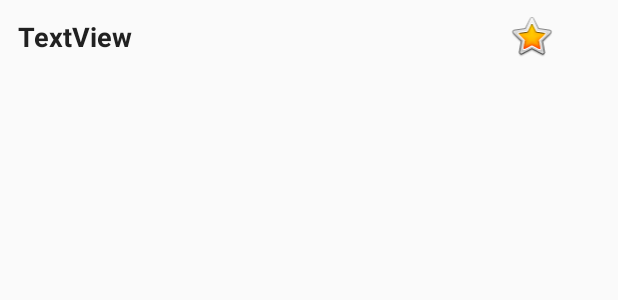
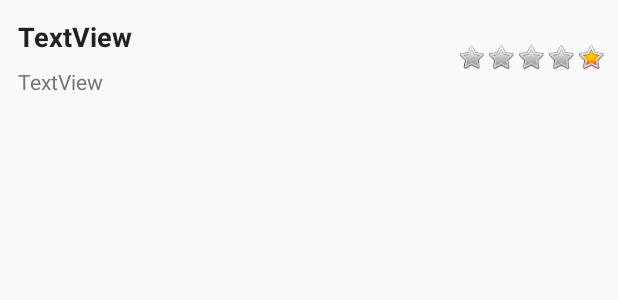
Before and after one commit to allambin/myratedlibrary, an Android app: the layout author_item.xml on its own in the app's theme, with its tools: preview values and no code run, on a phone screen of 412 x 824 dp. Shown: the top 300 px of the screen. Run offline under Robolectric (Android 15) with nearby library versions, the phone set to English and light mode, and no system bars.

Commit message:
add computed rating and books total in authors list

```diff
--- a/app/src/main/java/com/inextends/myratedlibrary/data/AuthorContract.java
+++ b/app/src/main/java/com/inextends/myratedlibrary/data/AuthorContract.java
@@ -18,6 +18,8 @@ public class AuthorContract {
 
         public static final String TABLE_NAME = "authors";
         public static final String COLUMN_NAME = "name";
+        public static final String COLUMN_RATING = "rating"; // virtual
+        public static final String COLUMN_BOOKS_COUNT = "books_count"; // virtual
 
         public static final String CONTENT_LIST_TYPE =
                 ContentResolver.CURSOR_DIR_BASE_TYPE + "/" + CONTENT_AUTHORITY + "/" + PATH_AUTHORS;
--- a/app/src/main/java/com/inextends/myratedlibrary/data/BookProvider.java
+++ b/app/src/main/java/com/inextends/myratedlibrary/data/BookProvider.java
@@ -19,6 +19,7 @@ public class BookProvider extends ContentProvider {
     private static final int BOOKS_FROM_AUTHOR = 104;
     private static final int AUTHORS = 102;
     private static final int AUTHORS_ID = 103;
+    private static final int AUTHORS_WITH_RATINGS = 105;
 
     private static final UriMatcher sUriMatcher = new UriMatcher(UriMatcher.NO_MATCH);
 
@@ -27,6 +28,7 @@ public class BookProvider extends ContentProvider {
         sUriMatcher.addURI(BookContract.CONTENT_AUTHORITY, BookContract.PATH_BOOKS + "/#", BOOKS_ID);
         sUriMatcher.addURI(BookContract.CONTENT_AUTHORITY, BookContract.PATH_BOOKS + "/authorid/#", BOOKS_FROM_AUTHOR);
         sUriMatcher.addURI(AuthorContract.CONTENT_AUTHORITY, AuthorContract.PATH_AUTHORS, AUTHORS);
+        sUriMatcher.addURI(AuthorContract.CONTENT_AUTHORITY, AuthorContract.PATH_AUTHORS + "/ratings", AUTHORS_WITH_RATINGS);
         sUriMatcher.addURI(AuthorContract.CONTENT_AUTHORITY, AuthorContract.PATH_AUTHORS + "/#", AUTHORS_ID);
     }
 
@@ -65,6 +67,9 @@ public class BookProvider extends ContentProvider {
                 selection = AuthorContract.AuthorEntry._ID + "=?";
                 selectionArgs = new String[]{String.valueOf(ContentUris.parseId(uri))};
                 cursor = database.query(AuthorContract.AuthorEntry.TABLE_NAME, projection, selection, selectionArgs, null, null, sortOrder);
+                break;
+            case AUTHORS_WITH_RATINGS:
+                cursor = AuthorRepository.fetchAllWithRatings(database);
                 break;
             default:
                 throw new IllegalArgumentException("Cannot query unknown URI " + uri);
--- a/app/src/main/res/layout/author_item.xml
+++ b/app/src/main/res/layout/author_item.xml
@@ -6,19 +6,69 @@
     android:orientation="horizontal"
     android:padding="8dp">
 
+    <LinearLayout
+        android:orientation="vertical"
+        android:layout_width="0dp"
+        android:layout_height="wrap_content"
+        android:layout_weight="3">
+
         <TextView
             android:id="@+id/text_name"
             style="@style/PrimaryTextListStyle"
-        android:layout_width="0dp"
-        android:layout_weight="3"
             android:text="TextView" />
 
+        <TextView
+            android:id="@+id/text_books_count"
+            style="@style/SecondaryTextListStyle"
+            android:text="TextView" />
+    </LinearLayout>
+
+    <LinearLayout
+        android:layout_width="0dp"
+        android:layout_height="match_parent"
+        android:layout_weight="1"
+        android:orientation="horizontal">
+
         <ImageView
+            android:id="@+id/image_star_1"
             android:layout_width="0dp"
             android:layout_height="wrap_content"
-        app:srcCompat="@android:drawable/btn_star_big_on"
-        android:id="@+id/imageView"
+            android:layout_gravity="center"
             android:layout_weight="1"
-        android:layout_gravity="center" />
+            app:srcCompat="@android:drawable/btn_star_big_off" />
+
+        <ImageView
+            android:id="@+id/image_star_2"
+            android:layout_width="0dp"
+            android:layout_height="wrap_content"
+            android:layout_gravity="center"
+            android:layout_weight="1"
+            app:srcCompat="@android:drawable/btn_star_big_off" />
+
+        <ImageView
+            android:id="@+id/image_star_3"
+            android:layout_width="0dp"
+            android:layout_height="wrap_content"
+            android:layout_gravity="center"
+            android:layout_weight="1"
+            app:srcCompat="@android:drawable/btn_star_big_off" />
+
+        <ImageView
+            android:id="@+id/image_star_4"
+            android:layout_width="0dp"
+            android:layout_height="wrap_content"
+            android:layout_gravity="center"
+            android:layout_weight="1"
+            app:srcCompat="@android:drawable/btn_star_big_off" />
+
+        <ImageView
+            android:id="@+id/image_star_5"
+            android:layout_width="0dp"
+            android:layout_height="wrap_content"
+            android:layout_gravity="center"
+            android:layout_weight="1"
+            app:srcCompat="@android:drawable/btn_star_big_on" />
 
     </LinearLayout>
+
+</LinearLayout>
--- a/app/src/main/res/values/strings.xml
+++ b/app/src/main/res/values/strings.xml
@@ -10,6 +10,10 @@
     <string name="save">Save</string>
     <string name="delete">Delete</string>
     <string name="search">Search</string>
+    <plurals name="books_count">
+        <item quantity="one">%1$d book</item>
+        <item quantity="other">%1$d books</item>
+    </plurals>
     <string name="insert_book_failure">Could not insert book</string>
     <string name="insert_book_success">The book has been saved</string>
     <string name="update_book_failure">Could not update book</string>
```
Also changed, not shown: app/src/main/java/com/inextends/myratedlibrary/AuthorCursorAdapter.java (+16 -0 lines), app/src/main/java/com/inextends/myratedlibrary/AuthorListFragment.java (+4 -5 lines), app/src/main/java/com/inextends/myratedlibrary/data/AuthorRepository.java (+15 -0 lines). Lines whose indentation alone changed are shown as unchanged.
